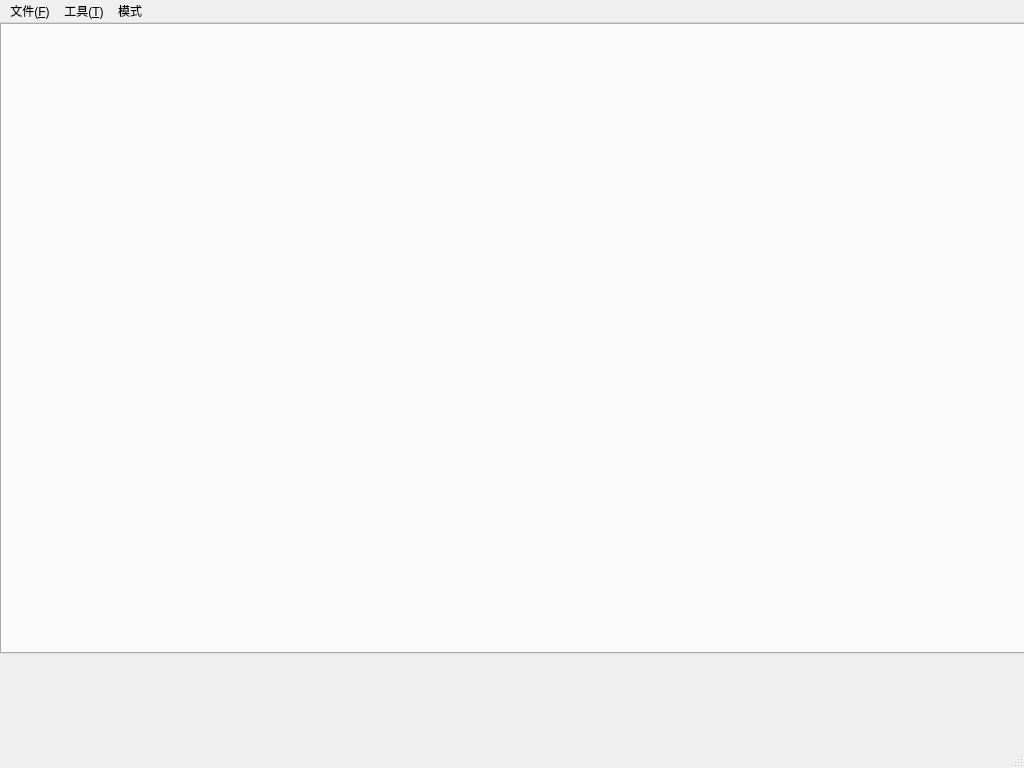
The window that osd/mainwindow.ui (jpcstpj7281/gameseer) describes before a commit, drawn with Qt 5.
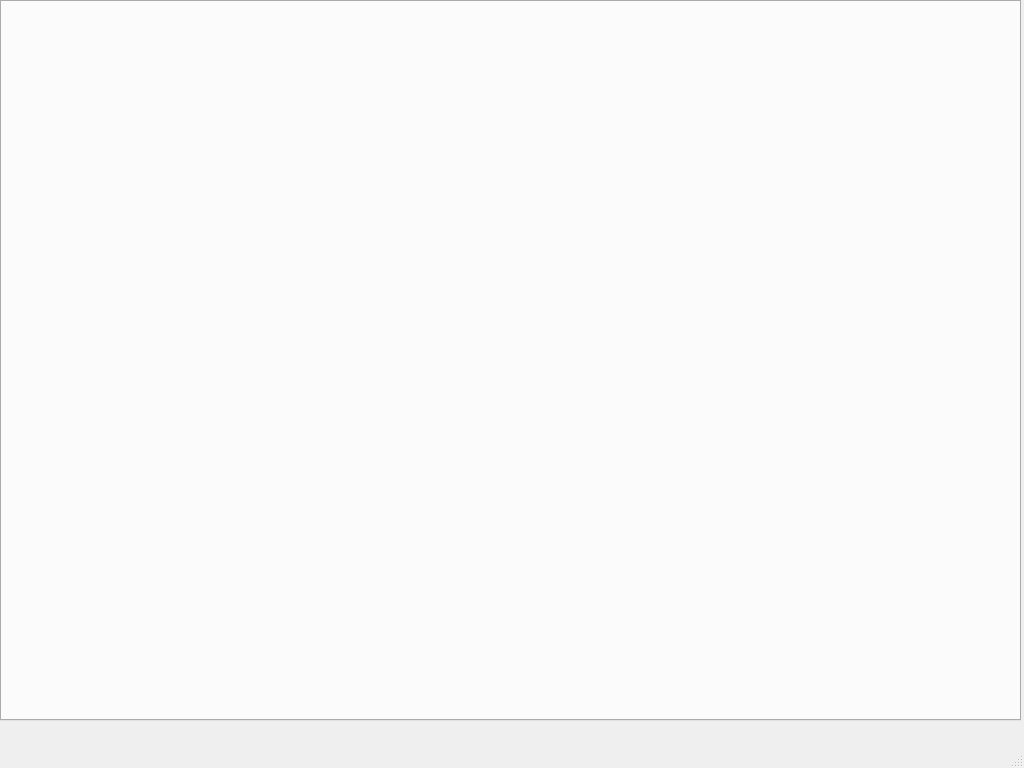
The same window after the commit.

The edit to the form file:
```diff
--- a/osd/mainwindow.ui
+++ b/osd/mainwindow.ui
@@ -12,8 +12,8 @@
   </property>
   <property name="minimumSize">
    <size>
-    <width>1024</width>
-    <height>768</height>
+    <width>800</width>
+    <height>600</height>
    </size>
   </property>
   <property name="baseSize">
@@ -31,8 +31,8 @@
      <rect>
       <x>0</x>
       <y>0</y>
-      <width>1026</width>
-      <height>631</height>
+      <width>1021</width>
+      <height>721</height>
      </rect>
     </property>
     <property name="minimumSize">
@@ -46,45 +46,6 @@
     </property>
    </widget>
   </widget>
-  <widget class="QMenuBar" name="menuBar">
-   <property name="geometry">
-    <rect>
-     <x>0</x>
-     <y>0</y>
-     <width>1024</width>
-     <height>23</height>
-    </rect>
-   </property>
-   <widget class="QMenu" name="menu_F">
-    <property name="title">
-     <string>文件(&amp;F)</string>
-    </property>
-    <addaction name="action"/>
-    <addaction name="action_Ctrl_O"/>
-    <addaction name="action_Ctrl_S"/>
-    <addaction name="action_Ctrl_Alt_S"/>
-    <addaction name="separator"/>
-    <addaction name="action_Ctrl_Q"/>
-   </widget>
-   <widget class="QMenu" name="menu_T">
-    <property name="title">
-     <string>工具(&amp;T)</string>
-    </property>
-    <addaction name="actionPreset"/>
-    <addaction name="action_copy_param"/>
-    <addaction name="separator"/>
-    <addaction name="actionChangePsw"/>
-   </widget>
-   <widget class="QMenu" name="menu">
-    <property name="title">
-     <string>模式</string>
-    </property>
-    <addaction name="action_mode_edit"/>
-   </widget>
-   <addaction name="menu_F"/>
-   <addaction name="menu_T"/>
-   <addaction name="menu"/>
-  </widget>
   <widget class="QStatusBar" name="statusBar"/>
   <action name="action">
    <property name="text">
```
